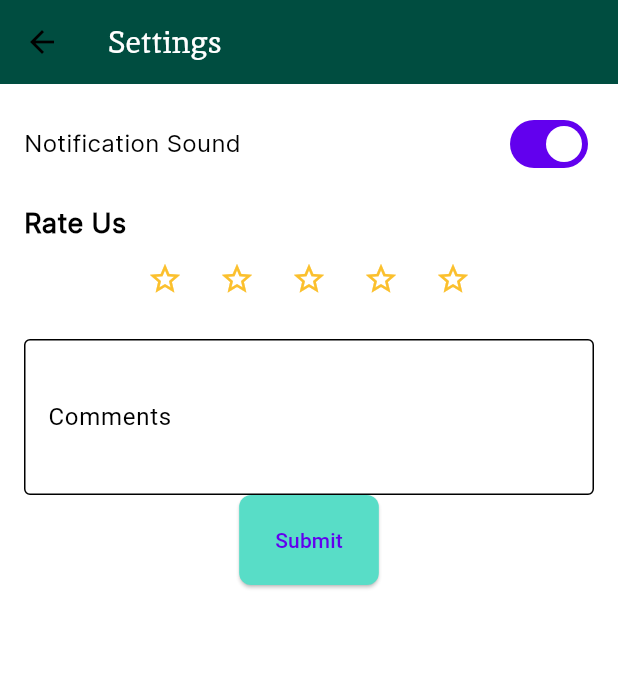
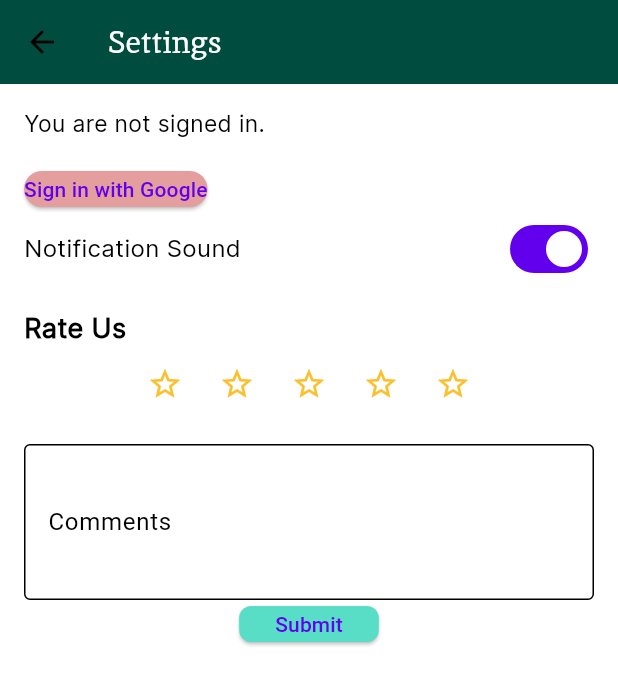
Before and after one commit to damlaYasarr/ALiveMobileApp, a Flutter app: the SettingsPage screen opened by its route, on a phone screen of 412 x 824 dp. Shown: the top 685 px of the screen. Run offline on Flutter 3.47's test engine with Material 3 defaults, Android fonts, the phone set to English and light mode, and no system bars; our stand-ins replace audioplayers, cached_network_image, firebase_core, firebase_messaging, fl_chart, flutter_svg and 4 more; accounts and stored records are empty; network calls fail.

Commit message:
setting page and notif sound designed

```diff
--- /dev/null
+++ b/lib/core/utils/prefs_helper.dart
@@ -0,0 +1,15 @@
+import 'package:shared_preferences/shared_preferences.dart';
+
+class PrefsHelper {
+  static const String _notificationSoundKey = 'notification_sound';
+
+  static Future<void> setNotificationSound(bool value) async {
+    final prefs = await SharedPreferences.getInstance();
+    prefs.setBool(_notificationSoundKey, value);
+  }
+
+  static Future<bool> getNotificationSound() async {
+    final prefs = await SharedPreferences.getInstance();
+    return prefs.getBool(_notificationSoundKey) ?? true; // Default is true
+  }
+}
--- a/lib/presentation/setting_screen/setting_screen.dart
+++ b/lib/presentation/setting_screen/setting_screen.dart
@@ -1,20 +1,49 @@
 import 'package:flutter/material.dart';
+import 'package:google_sign_in/google_sign_in.dart';
+import 'package:audioplayers/audioplayers.dart'; // Import for audio playback
 
 class SettingsPage extends StatefulWidget {
   @override
   _SettingsPageState createState() => _SettingsPageState();
 }
 
-// add here users icon, email address,
-// get permission for location
-// notif. sound
-//
-
 class _SettingsPageState extends State<SettingsPage> {
   bool _notificationSound = true; // Initial value
   final TextEditingController _commentController =
       TextEditingController(); // Controller for comments
   int _rating = 0; // For star rating
+  GoogleSignInAccount?
+      _currentUser; // To store the current user's Google account
+
+  final GoogleSignIn _googleSignIn = GoogleSignIn();
+  final AudioPlayer _audioPlayer = AudioPlayer(); // Audio player instance
+
+  @override
+  void initState() {
+    super.initState();
+    _getCurrentUser();
+  }
+
+  Future<void> _getCurrentUser() async {
+    _currentUser = await _googleSignIn.signInSilently();
+    setState(() {}); // Refresh the UI
+  }
+
+  Future<void> _signIn() async {
+    try {
+      _currentUser = await _googleSignIn.signIn();
+      setState(() {}); // Refresh the UI
+    } catch (error) {
+      print(error);
+    }
+  }
+
+  void _playNotificationSound() async {
+    if (_notificationSound) {
+      await _audioPlayer.play(AssetSource(
+          'sounds/notification.mp3')); // Change to your sound file path
+    }
+  }
 
   @override
   Widget build(BuildContext context) {
@@ -28,6 +57,31 @@ class _SettingsPageState extends State<SettingsPage> {
         child: Column(
           crossAxisAlignment: CrossAxisAlignment.start,
           children: [
+            // User Profile Section
+            if (_currentUser != null) ...[
+              CircleAvatar(
+                backgroundImage: NetworkImage(_currentUser!.photoUrl ?? ''),
+                radius: 40,
+              ),
+              SizedBox(height: 8),
+              Text(
+                _currentUser!.displayName ?? 'No Name',
+                style: TextStyle(fontSize: 18, fontWeight: FontWeight.bold),
+              ),
+              Text(
+                _currentUser!.email,
+                style: TextStyle(fontSize: 16),
+              ),
+              SizedBox(height: 16),
+            ] else ...[
+              Text('You are not signed in.'),
+              SizedBox(height: 16),
+              ElevatedButton(
+                onPressed: _signIn,
+                child: Text('Sign in with Google'),
+              ),
+            ],
+
             // Notification Sound Toggle
             Row(
               mainAxisAlignment: MainAxisAlignment.spaceBetween,
@@ -41,7 +95,6 @@ class _SettingsPageState extends State<SettingsPage> {
                   onChanged: (value) {
                     setState(() {
                       _notificationSound = value;
-                      // Call your notification sound method here if needed
                     });
                   },
                 ),
@@ -95,7 +148,7 @@ class _SettingsPageState extends State<SettingsPage> {
                 },
                 style: ElevatedButton.styleFrom(
                   padding:
-                      EdgeInsets.symmetric(horizontal: 24.0, vertical: 36.0),
+                      EdgeInsets.symmetric(horizontal: 24.0, vertical: 12.0),
                   backgroundColor: const Color.fromARGB(
                       255, 88, 221, 199), // Custom button color
                   shape: RoundedRectangleBorder(
@@ -110,4 +163,8 @@ class _SettingsPageState extends State<SettingsPage> {
       ),
     );
   }
+
+  void handleIncomingNotification() {
+    _playNotificationSound(); // Play sound if enabled
+  }
 }
--- a/pubspec.yaml
+++ b/pubspec.yaml
@@ -17,6 +17,8 @@ dependencies:
   flutter_launcher_icons: ^0.9.3
   grock: ^0.0.5+1
   intl: any
+  shared_preferences: ^2.0.13
+  audioplayers: ^6.1.0
   pay: ^2.0.0
   table_calendar: ^3.0.9
   google_fonts: ^6.2.1
@@ -43,7 +45,9 @@ flutter:
   assets:
     - assets/
     - assets/images/
+    - assets/sounds/notification.mp3
     - lib/l10n/
+
 
   fonts:
     - family: Inika
```
Also changed, not shown: analysis_options.yaml (deleted, +0 -28 lines), assets/default_payment.json (deleted, +0 -31 lines), lib/core/utils/playNotificationSound.dart (added, +8 -0 lines), lib/widgets/notification.dart (+12 -5 lines), 7 other files.
